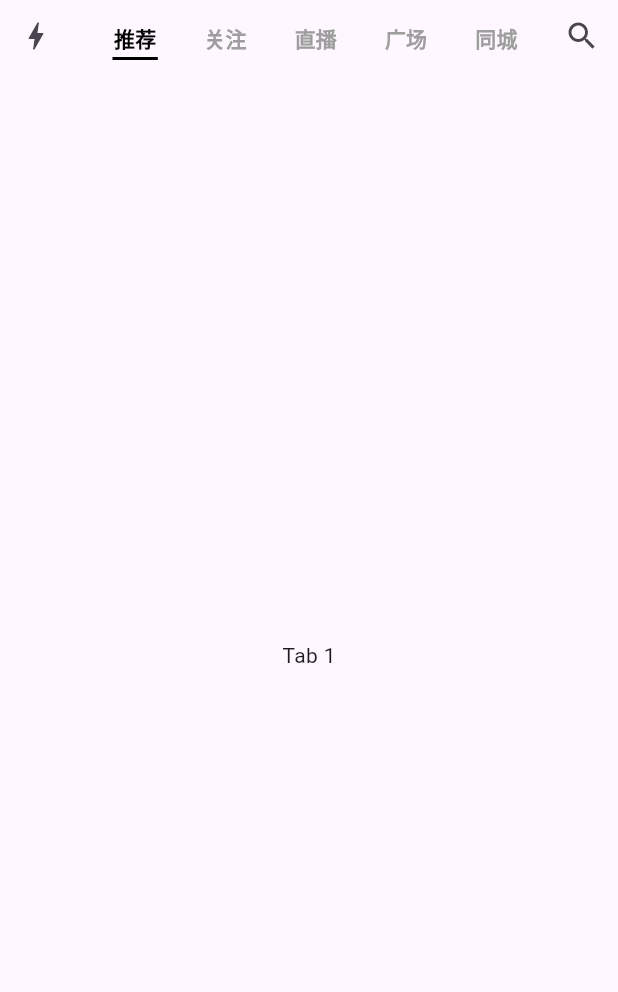
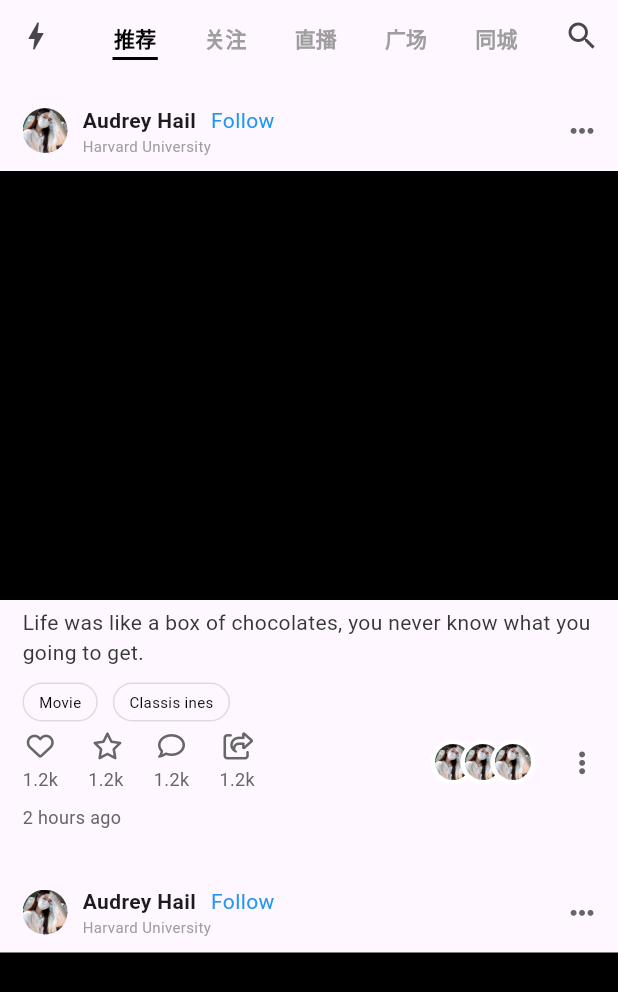
Before and after one commit to MitchellRyrie-evanBuck/style_trend_talk, a Flutter app: the MainPage screen opened by its route, on a phone screen of 412 x 824 dp. Shown: the top 992 px of the screen. Run offline on Flutter 3.47's test engine with Material 2 defaults, Android fonts, the phone set to English and light mode, and no system bars; our stand-ins replace font_awesome_flutter, get, shared_preferences; accounts and stored records are empty; Roboto replaces fonts that are missing (birthdayDay).

Commit message:
feat: 推荐页

```diff
--- /dev/null
+++ b/lib/pages/main/controllers/recommendation.dart
@@ -0,0 +1,29 @@
+import 'package:flutter/material.dart';
+import 'package:get/get.dart';
+import 'package:style_trend_talk/pages/main/views/view.dart';
+
+class RecommendationController extends GetxController {
+  RecommendationController();
+
+  _initData() {
+    update(["recommendation"]);
+  }
+
+  @override
+  void onReady() {
+    super.onReady();
+    _initData();
+  }
+
+  @override
+  void onInit() {
+    // tabController = TabController(length: listRouterWidget.length, vsync: this);
+    super.onInit();
+  }
+
+  @override
+  void onClose() {
+    // tabController.dispose();
+    super.onClose();
+  }
+}
--- a/lib/pages/main/views/view.dart
+++ b/lib/pages/main/views/view.dart
@@ -3,11 +3,12 @@ import 'package:get/get.dart';
 import 'package:style_trend_talk/layout/drawer_widget.dart';
 import 'package:style_trend_talk/layout/header_widget.dart';
 import 'package:style_trend_talk/pages/main/widgets/app_header.dart';
+import 'package:style_trend_talk/pages/main/widgets/recommendation.dart';
 
 import '../index.dart';
 
 final List<Widget> listRouterWidget = [
-  Center(child: Text('Tab 1')),
+  RecommendationPage(),
   Center(child: Text('Tab 2')),
   Center(child: Text('Tab 3')),
   Center(child: Text('Tab 4')),
--- /dev/null
+++ b/lib/pages/main/widgets/recommendation.dart
@@ -0,0 +1,46 @@
+import 'package:flutter/material.dart';
+import 'package:get/get.dart';
+import 'package:style_trend_talk/pages/main/controllers/recommendation.dart';
+import 'package:style_trend_talk/pages/main/widgets/recommendation/index.dart';
+
+class RecommendationPage extends GetView<RecommendationController> {
+  RecommendationPage({Key? key}) : super(key: key);
+
+  // 主视图
+  Widget _buildView() {
+    return RefreshIndicator(
+        onRefresh: () async {
+          await Future.delayed(Duration(seconds: 2));
+          // setState(() {
+          //   items.clear();
+          //   items.addAll(List.generate(
+          //       20, (index) => 'Refreshed Item $index'));
+          // });
+        },
+        child: RecommendTabPage());
+  }
+
+  @override
+  Widget build(BuildContext context) {
+    return GetBuilder<RecommendationController>(
+      init: RecommendationController(),
+      id: "recommendation",
+      builder: (_) {
+        return FutureBuilder<bool>(
+            future: getData(),
+            builder: (BuildContext context, AsyncSnapshot<bool> snapshot) {
+              if (!snapshot.hasData) {
+                return const SizedBox();
+              } else {
+                return _buildView();
+              }
+            });
+      },
+    );
+  }
+
+  Future<bool> getData() async {
+    await Future<dynamic>.delayed(const Duration(milliseconds: 200));
+    return true;
+  }
+}
--- /dev/null
+++ b/lib/pages/main/widgets/recommendation/index.dart
@@ -0,0 +1,299 @@
+import 'package:flutter/material.dart';
+import 'package:font_awesome_flutter/font_awesome_flutter.dart';
+import 'package:style_trend_talk/widget/progressIndicatorWidget.dart';
+
+class RecommendTabPage extends StatefulWidget {
+  const RecommendTabPage({super.key});
+
+  @override
+  State<RecommendTabPage> createState() => _RecommendTabPageState();
+}
+
+List<String> items = List.generate(3, (index) => 'Item $index');
+
+class _RecommendTabPageState extends State<RecommendTabPage>
+    with TickerProviderStateMixin {
+  @override
+  Widget build(BuildContext context) {
+    return ListView.separated(
+      padding: EdgeInsets.only(bottom: 100),
+      separatorBuilder: (context, index) => const SizedBox(height: 1),
+      itemCount: items.length + 1, // Add 1 for load more indicator
+      itemBuilder: (context, index) {
+        if (index < items.length) {
+          return RecommendItemDetails(index: index);
+        } else if (index == items.length) {
+          // Load more indicator
+          return ProgressIndicatorWidget();
+        }
+        return null;
+      },
+    );
+  }
+}
+
+class RecommendItemDetails extends StatefulWidget {
+  const RecommendItemDetails({super.key, required this.index});
+  final int index;
+  @override
+  State<RecommendItemDetails> createState() => _RecommendItemDetailsState();
+}
+
+class _RecommendItemDetailsState extends State<RecommendItemDetails> {
+  @override
+  Widget build(BuildContext context) {
+    return Container(
+      height: 500,
+      margin: const EdgeInsets.symmetric(vertical: 10),
+      child: Column(children: [
+        _UserDescribe(),
+        _ImgContextWidget(),
+        _DescribeWidget(),
+        _TagWidget(),
+        _LikeOrStarWidget(),
+        _TimeContainer(),
+      ]),
+    );
+  }
+
+  Container _TimeContainer() {
+    return Container(
+        height: 30,
+        padding: const EdgeInsets.symmetric(vertical: 5, horizontal: 15),
+        child: const Row(
+          children: [
+            Text(
+              '2 hours ago',
+              style: TextStyle(
+                  color: Color.fromARGB(255, 102, 102, 102), fontSize: 12),
+            )
+          ],
+        ));
+  }
+
+  Container _LikeOrStarWidget() {
+    return Container(
+      padding: const EdgeInsets.symmetric(vertical: 2, horizontal: 15),
+      height: 44,
+      child: Row(
+          mainAxisAlignment: MainAxisAlignment.center,
+          crossAxisAlignment: CrossAxisAlignment.center,
+          children: [
+            const _IconNum(
+              icon: FontAwesomeIcons.heart,
+              nums: '1.2k',
+            ),
+            const SizedBox(
+              width: 20,
+            ),
+            const _IconNum(
+              icon: FontAwesomeIcons.star,
+              nums: '1.2k',
+            ),
+            const SizedBox(
+              width: 20,
+            ),
+            const _IconNum(
+              icon: FontAwesomeIcons.comment,
+              nums: '1.2k',
+            ),
+            const SizedBox(
+              width: 20,
+            ),
+            const _IconNum(
+              icon: FontAwesomeIcons.shareFromSquare,
+              nums: '1.2k',
+            ),
+            const Spacer(),
+            _UserImagesDetailsWidget(),
+            const Icon(
+              FontAwesomeIcons.ellipsisVertical,
+              size: 18,
+              color: Color.fromARGB(255, 102, 102, 102),
+            ),
+          ]),
+    );
+  }
+
+  Container _UserImagesDetailsWidget() {
+    return Container(
+      width: 80,
+      margin: const EdgeInsets.only(right: 12),
+      child: const Stack(alignment: AlignmentDirectional.centerEnd, children: [
+        _ImgCircles(
+          left: 0,
+          imgPath: 'assets/images/recommend/avtr.png',
+        ),
+        _ImgCircles(
+          left: 20,
+          imgPath: 'assets/images/recommend/avtr.png',
+        ),
+        _ImgCircles(
+          left: 40,
+          imgPath: 'assets/images/recommend/avtr.png',
+        ),
+      ]),
+    );
+  }
+
+  Container _UserDescribe() {
+    return Container(
+      padding: const EdgeInsets.symmetric(vertical: 10, horizontal: 15),
+      child: Row(
+        mainAxisAlignment: MainAxisAlignment.center,
+        children: [
+          SizedBox(
+            height: 30,
+            width: 30,
+            child: ClipRRect(
+              borderRadius: BorderRadius.circular(20.0),
+              child: Image.asset('assets/images/recommend/avtr.png'),
+            ),
+          ),
+          const SizedBox(
+            width: 10,
+          ),
+          const Column(
+            mainAxisAlignment: MainAxisAlignment.spaceBetween,
+            crossAxisAlignment: CrossAxisAlignment.start,
+            children: [
+              Row(
+                children: [
+                  Text(
+                    'Audrey Hail',
+                    style: TextStyle(
+                        fontSize: 14,
+                        fontWeight: FontWeight.w600,
+                        fontFamily: AutofillHints.birthdayDay),
+                  ),
+                  SizedBox(
+                    width: 10,
+                  ),
+                  Text(
+                    'Follow',
+                    style: TextStyle(color: Colors.blue),
+                  )
+                ],
+              ),
+              Row(
+                children: [
+                  Text(
+                    'Harvard University',
+                    style: TextStyle(color: Colors.grey, fontSize: 10),
+                  ),
+                ],
+              )
+            ],
+          ),
+          const Spacer(),
+          const Icon(
+            FontAwesomeIcons.ellipsis,
+            size: 18,
+            color: Color.fromARGB(255, 102, 102, 102),
+          )
+        ],
+      ),
+    );
+  }
+
+  Expanded _ImgContextWidget() {
+    return Expanded(
+        child: Container(
+      color: Colors.black,
+    ));
+  }
+
+  Container _DescribeWidget() {
+    return Container(
+      padding: const EdgeInsets.symmetric(vertical: 5, horizontal: 15),
+      child: const Text(
+        'Life was like a box of chocolates, you never know what you going to get.',
+        style: TextStyle(color: Color.fromARGB(255, 54, 54, 54), fontSize: 14),
+      ),
+    );
+  }
+
+  Container _TagWidget() {
+    late List<String> tagList = ['Movie', 'Classis ines'];
+    return Container(
+      height: 36,
+      padding: const EdgeInsets.symmetric(vertical: 5, horizontal: 15),
+      child: ListView.separated(
+        scrollDirection: Axis.horizontal,
+        separatorBuilder: (context, index) => const SizedBox(width: 10),
+        itemCount: tagList.length,
+        itemBuilder: (BuildContext context, int index) {
+          return Container(
+            alignment: Alignment.center,
+            padding: const EdgeInsets.symmetric(horizontal: 10.0),
+            decoration: BoxDecoration(
+                border: Border.all(
+                  color: Colors.black12,
+                  width: 1,
+                ),
+                borderRadius: const BorderRadius.all(Radius.circular(25))),
+            child: Text(tagList[index],
+                style: const TextStyle(color: Colors.black, fontSize: 10)),
+          );
+        },
+      ),
+    );
+  }
+}
+
+class _IconNum extends StatelessWidget {
+  const _IconNum({super.key, required this.icon, required this.nums});
+  final IconData? icon;
+  final String nums;
+
+  @override
+  Widget build(BuildContext context) {
+    return Column(
+      children: [
+        Icon(
+          icon,
+          size: 18,
+          color: const Color.fromARGB(255, 102, 102, 102),
+        ),
+        const SizedBox(
+          height: 5,
+        ),
+        Text(
+          nums,
+          style: const TextStyle(
+              color: Color.fromARGB(255, 102, 102, 102), fontSize: 12),
+        )
+      ],
+    );
+  }
+}
+
+class _ImgCircles extends StatelessWidget {
+  const _ImgCircles({super.key, required this.left, required this.imgPath});
+  final double? left;
+  final String imgPath;
+
+  @override
+  Widget build(BuildContext context) {
+    return Positioned(
+        left: left,
+        top: 5,
+        child: Container(
+          width: 30, // 设置头像的宽度
+          height: 30, // 设置头像的高度
+          decoration: BoxDecoration(
+            shape: BoxShape.circle, // 将容器形状设置为圆形
+            border: Border.all(
+              color: Color.fromARGB(255, 255, 255, 255), // 边框颜色
+              width: 3.0, // 边框宽度
+            ),
+          ),
+          child: ClipOval(
+            child: Image.asset(
+              imgPath, // 头像图片的路径
+              fit: BoxFit.cover, // 图片适应方式
+            ),
+          ),
+        ));
+  }
+}
--- /dev/null
+++ b/lib/widget/progressIndicatorWidget.dart
@@ -0,0 +1,100 @@
+import 'dart:async';
+
+import 'package:flutter/material.dart';
+
+class ProgressIndicatorWidget extends StatefulWidget {
+  const ProgressIndicatorWidget({super.key});
+
+  @override
+  State<ProgressIndicatorWidget> createState() =>
+      _ProgressIndicatorWidgetState();
+}
+
+class _ProgressIndicatorWidgetState extends State<ProgressIndicatorWidget>
+    with SingleTickerProviderStateMixin {
+  late AnimationController _controller;
+  late Animation<Color?> _colorAnimation;
+  Timer? timer;
+  String loadingText = '加载中.';
+  @override
+  void initState() {
+    super.initState();
+    startLoadingAnimation();
+    _controller = AnimationController(
+      duration: const Duration(seconds: 2),
+      vsync: this,
+    )..addListener(() {
+        // 监听动画执行完之后 反向执行动画
+        if (_controller.status == AnimationStatus.completed) {
+          _controller.reverse();
+        } else if (_controller.status == AnimationStatus.dismissed) {
+          // 监听动画反向执行完之后 再次正向执行动画
+          _controller.forward();
+        }
+      });
+
+    _colorAnimation = ColorTween(
+      begin: Color.fromARGB(255, 187, 187, 187),
+      end: Colors.black,
+    ).animate(_controller);
+
+    // 启动动画
+    _controller.forward();
+  }
+
+  @override
+  void dispose() {
+    _controller.dispose();
+    timer?.cancel();
+    super.dispose();
+  }
+
+  void startLoadingAnimation() {
+    timer = Timer.periodic(Duration(milliseconds: 500), (timer) {
+      setState(() {
+        if (loadingText == '加载中.') {
+          loadingText = '加载中..';
+        } else if (loadingText == '加载中..') {
+          loadingText = '加载中...';
+        } else {
+          loadingText = '加载中.';
+        }
+      });
+    });
+  }
+
+  @override
+  Widget build(BuildContext context) {
+    return Column(
+      mainAxisAlignment: MainAxisAlignment.center,
+      crossAxisAlignment: CrossAxisAlignment.center,
+      children: [
+        Center(
+          child: AnimatedBuilder(
+              animation: _colorAnimation,
+              builder: (context, child) {
+                return SizedBox(
+                    height: 16,
+                    width: 16,
+                    child: CircularProgressIndicator(
+                        semanticsLabel: loadingText,
+                        color: Colors.black,
+                        valueColor: _colorAnimation,
+                        strokeAlign: 0.1,
+                        strokeCap: StrokeCap.round,
+                        backgroundColor: Colors.transparent));
+              }),
+        ),
+        const SizedBox(height: 5),
+        AnimatedBuilder(
+            animation: _colorAnimation,
+            builder: (context, child) {
+              return Text(
+                loadingText,
+                style: TextStyle(fontSize: 10, color: _colorAnimation.value),
+              );
+            }),
+      ],
+    );
+  }
+}
--- a/pubspec.yaml
+++ b/pubspec.yaml
@@ -25,3 +25,4 @@ flutter:
 
   assets:
   - assets/images/
+  - assets/images/recommend/
```
Also changed, not shown: assets/images/recommend/avtr.png (added), 2 other files.
